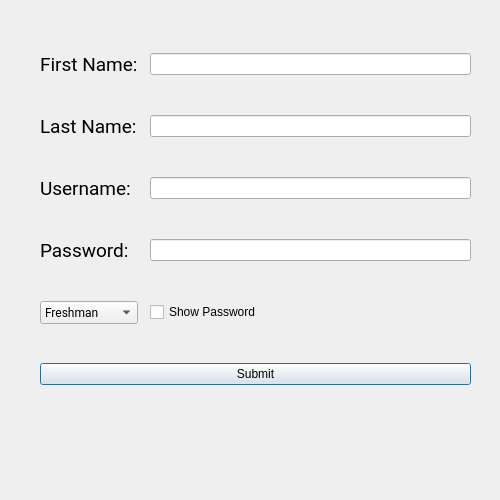
Before: the Qt Designer form CommunityServiceAwards/memberreg.ui in VictorAlvizo/FBLA-Community-Service-Awards, drawn with Qt 5.
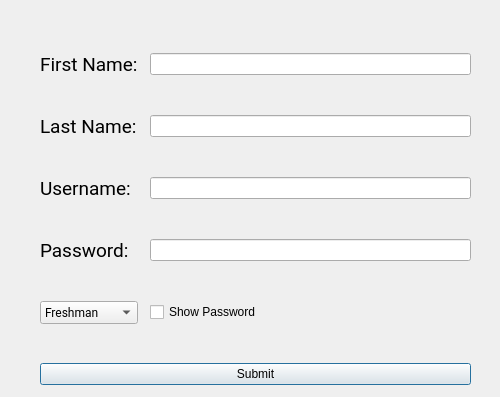
After: the same form once the commit is applied.

```diff
--- a/CommunityServiceAwards/memberreg.ui
+++ b/CommunityServiceAwards/memberreg.ui
@@ -7,7 +7,7 @@
     <x>0</x>
     <y>0</y>
     <width>500</width>
-    <height>500</height>
+    <height>397</height>
    </rect>
   </property>
   <property name="windowTitle">
```
